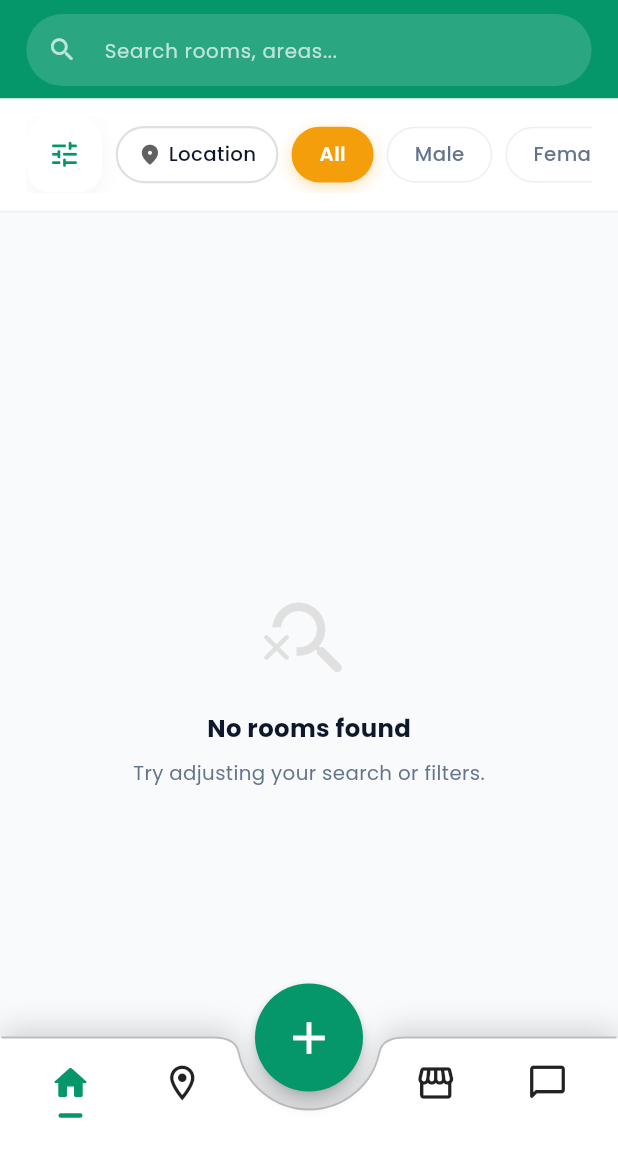
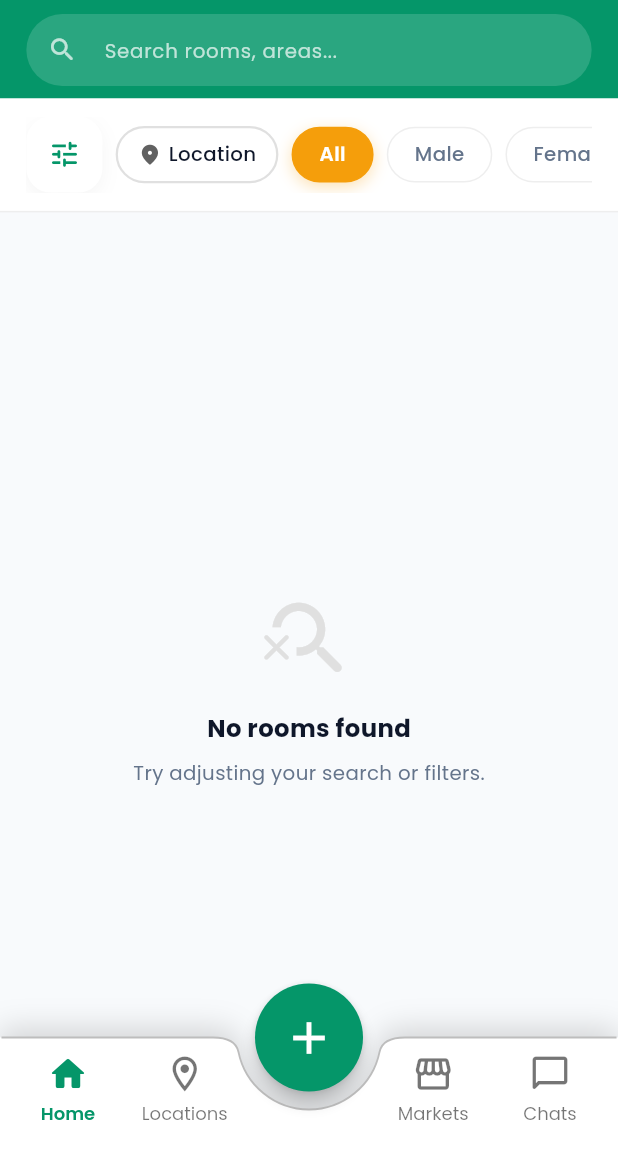
Before and after one commit to sakilkhan649/messfinder, a Flutter app: the UserHomeScreen screen opened directly with empty values, on a phone screen of 412 x 824 dp, the part 71-1236 px from its top. Run offline on Flutter 3.47's test engine with Material 3 defaults, Android fonts, the phone set to English and light mode, and no system bars; our stand-ins replace cached_network_image, cloud_firestore, connectivity_plus, dio, firebase_auth, firebase_core and 22 more; missing offline and left inert: agora_rtc_engine, flutter_ringtone_player; accounts and stored records are empty; network calls fail.

Commit message:
feat: implement user home screen with custom bottom navigation bar and FAB

```diff
--- a/lib/features/home/views/user_home_screen.dart
+++ b/lib/features/home/views/user_home_screen.dart
@@ -1,4 +1,5 @@
 import 'package:flutter/material.dart';
+import 'package:google_fonts/google_fonts.dart';
 import '../../../core/theme/app_theme.dart';
 import '../../auth/models/user_model.dart';
 import 'bottom_nav_painter.dart';
@@ -66,6 +67,7 @@ class UserHomeScreen extends StatelessWidget {
                                     index: 0,
                                     icon: Icons.home_outlined,
                                     activeIcon: Icons.home_rounded,
+                                    label: 'Home',
                                     activeColor: _primaryEmerald,
                                   ),
                                   _buildNavItem(
@@ -73,6 +75,7 @@ class UserHomeScreen extends StatelessWidget {
                                     index: 1,
                                     icon: Icons.location_on_outlined,
                                     activeIcon: Icons.location_on_rounded,
+                                    label: 'Locations',
                                     activeColor: _primaryEmerald,
                                   ),
                                 ],
@@ -88,6 +91,7 @@ class UserHomeScreen extends StatelessWidget {
                                     index: 3,
                                     icon: Icons.storefront_outlined,
                                     activeIcon: Icons.storefront_rounded,
+                                    label: 'Markets',
                                     activeColor: _primaryEmerald,
                                   ),
                                   _buildNavItem(
@@ -95,6 +99,7 @@ class UserHomeScreen extends StatelessWidget {
                                     index: 4,
                                     icon: Icons.chat_bubble_outline_rounded,
                                     activeIcon: Icons.chat_bubble_rounded,
+                                    label: 'Chats',
                                     activeColor: _primaryEmerald,
                                   ),
                                 ],
@@ -138,36 +143,38 @@ class UserHomeScreen extends StatelessWidget {
     required int index,
     required IconData icon,
     required IconData activeIcon,
+    required String label,
     required Color activeColor,
   }) {
-    return GestureDetector(
+    return InkWell(
       onTap: () => controller.onTabSelected(index),
-      behavior: HitTestBehavior.opaque,
+      borderRadius: BorderRadius.circular(12),
+      splashColor: activeColor.withValues(alpha: 0.1),
+      highlightColor: activeColor.withValues(alpha: 0.05),
       child: Obx(() {
         final isSelected = controller.currentIndex.value == index;
-        return SizedBox(
-          width: 55,
+        return Container(
+          width: 65,
+          color: Colors.transparent,
+          padding: const EdgeInsets.symmetric(vertical: 4),
           child: Column(
             mainAxisSize: MainAxisSize.min,
             mainAxisAlignment: MainAxisAlignment.center,
             children: [
               Icon(
                 isSelected ? activeIcon : icon,
-                size: 28,
-                color: isSelected ? activeColor : Colors.black87,
+                size: 28, // Increased icon size
+                color: isSelected ? activeColor : Colors.black54,
               ),
-              const SizedBox(height: 6),
-              AnimatedOpacity(
-                duration: const Duration(milliseconds: 250),
-                opacity: isSelected ? 1.0 : 0.0,
-                child: Container(
-                  height: 3,
-                  width: 16,
-                  decoration: BoxDecoration(
-                    color: activeColor,
-                    borderRadius: BorderRadius.circular(1.5),
-                  ),
+              const SizedBox(height: 4),
+              AnimatedDefaultTextStyle(
+                duration: const Duration(milliseconds: 200),
+                style: GoogleFonts.poppins(
+                  fontSize: 12, // Increased text size
+                  fontWeight: isSelected ? FontWeight.w600 : FontWeight.w400,
+                  color: isSelected ? activeColor : Colors.black54,
                 ),
+                child: Text(label),
               ),
             ],
           ),
```
